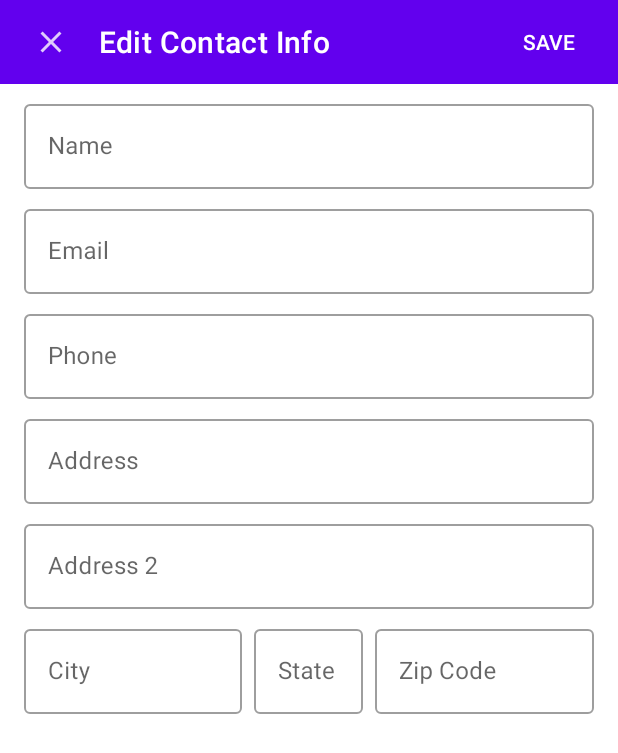
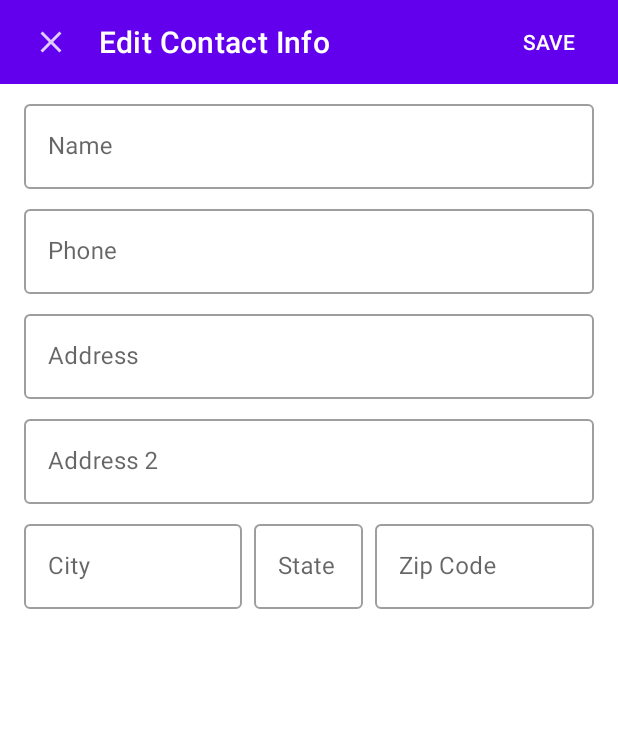
Before and after one commit to health-history-428/patient-app, an Android app: the InfoFragment screen opened directly, with no data from a screen before it, after a tap on "EDIT", on a phone screen of 412 x 824 dp. Shown: the top 753 px of the screen. Run offline under Robolectric (Android 15) with nearby library versions, the phone set to English and light mode, and no system bars; our stand-ins replace Dagger/Hilt's generated code, data binding; libraries missing offline, so code that uses them is left out: androidx.hilt.lifecycle; 11 statements that could not run were skipped.

Commit message:
remove email from view; start debugging with backend
fix missing body in requests
work on date formatting with gson

```diff
--- a/app/src/main/java/com/jacobgb24/healthhistory/api/ApiBuilder.kt
+++ b/app/src/main/java/com/jacobgb24/healthhistory/api/ApiBuilder.kt
@@ -1,6 +1,7 @@
 package com.jacobgb24.healthhistory.api
 
 import android.content.Context
+import com.google.gson.GsonBuilder
 import okhttp3.JavaNetCookieJar
 import okhttp3.OkHttpClient
 import okhttp3.logging.HttpLoggingInterceptor
@@ -32,11 +33,13 @@ object ApiBuilder {
                 .build()
         }
 
+    private val gson = GsonBuilder().setDateFormat("yyyy-MM-dd").create()
+
     private fun getRetrofit(ip: String, port: Int): Retrofit {
         val url = "http://%s:%d/".format(ip, port)
         return Retrofit.Builder()
             .baseUrl(url)
-            .addConverterFactory(GsonConverterFactory.create())
+            .addConverterFactory(GsonConverterFactory.create(gson))
             .client(client)
             .build()
     }
--- a/app/src/main/java/com/jacobgb24/healthhistory/api/ApiInterface.kt
+++ b/app/src/main/java/com/jacobgb24/healthhistory/api/ApiInterface.kt
@@ -29,17 +29,17 @@ interface ApiInterface {
     suspend fun getInsurance(): Insurance
 
     @POST("insurance")
-    suspend fun updateInsurance(insurance: Insurance): Insurance
+    suspend fun updateInsurance(@Body insurance: Insurance): Insurance
 
     @GET("patient_information")
     suspend fun getPatientInfo(): PatientInfo
 
     @POST("patient_information")
-    suspend fun updatePatientInfo(info: PatientInfo): PatientInfo
+    suspend fun updatePatientInfo(@Body info: PatientInfo): PatientInfo
 
     @GET("contact")
     suspend fun getContact(): Contact
 
     @POST("contact")
-    suspend fun updateContact(contact: Contact): Contact
+    suspend fun updateContact(@Body contact: Contact): Contact
 }
--- a/app/src/main/java/com/jacobgb24/healthhistory/api/MockApi.kt
+++ b/app/src/main/java/com/jacobgb24/healthhistory/api/MockApi.kt
@@ -71,7 +71,7 @@ class MockApi : ApiInterface {
 
     override suspend fun getContact(): Contact {
         return Contact(
-            User(3, 3, "contact-mock@api.com"),
+//            User(3, 3, "contact-mock@api.com"),
             Address("0 N 0 E", "", "Provo", "UT", (0..99999).random().toString().padStart(5, '0')),
             "(000) 123-4567", "John Doe"
         )
--- a/app/src/main/java/com/jacobgb24/healthhistory/model/Address.kt
+++ b/app/src/main/java/com/jacobgb24/healthhistory/model/Address.kt
@@ -12,6 +12,8 @@ data class Address(
     var zip_code: String = "",
 ) : Parcelable {
     override fun toString(): String {
+        if (address_1.isEmpty() && city.isEmpty() && state.isEmpty() && zip_code.isEmpty())
+            return ""
         return "$address_1\n$address_2${if (address_2.isNotEmpty()) "\n" else ""}$city, $state, $zip_code"
     }
 }
--- a/app/src/main/java/com/jacobgb24/healthhistory/model/Contact.kt
+++ b/app/src/main/java/com/jacobgb24/healthhistory/model/Contact.kt
@@ -5,7 +5,6 @@ import kotlinx.android.parcel.Parcelize
 
 @Parcelize
 data class Contact(
-    var user: User = User(),
     var address: Address = Address(),
     var phone: String = "",
     var name: String = ""
--- a/app/src/main/res/layout/dialog_edit_contact.xml
+++ b/app/src/main/res/layout/dialog_edit_contact.xml
@@ -74,21 +74,6 @@
                         android:inputType="textPersonName"
                         android:maxLength="1024"
                         android:text='@={viewmodel.contact.name}' />
-                </com.google.android.material.textfield.TextInputLayout>
-
-                <com.google.android.material.textfield.TextInputLayout
-                    android:id="@+id/contact_email"
-                    style="@style/Widget.MaterialComponents.TextInputLayout.OutlinedBox"
-                    android:layout_width="match_parent"
-                    android:layout_height="wrap_content"
-                    android:hint="Email"
-                    android:paddingHorizontal="16dp">
-
-                    <com.google.android.material.textfield.TextInputEditText
-                        android:layout_width="match_parent"
-                        android:layout_height="wrap_content"
-                        android:enabled="false"
-                        android:text='@={viewmodel.contact.user.email}' />
                 </com.google.android.material.textfield.TextInputLayout>
 
                 <com.google.android.material.textfield.TextInputLayout
--- a/app/src/main/res/layout/fragment_personal_info.xml
+++ b/app/src/main/res/layout/fragment_personal_info.xml
@@ -55,12 +55,6 @@
                     android:layout_height="wrap_content"
                     app:itemKey="Name:"
                     app:itemVal='@{viewmodel.contact.data.name ?? ""}' />
-
-                <com.jacobgb24.healthhistory.views.components.InfoItem
-                    android:layout_width="wrap_content"
-                    android:layout_height="wrap_content"
-                    app:itemKey="Email:"
-                    app:itemVal='@{viewmodel.contact.data.user.email ?? ""}' />
 
                 <com.jacobgb24.healthhistory.views.components.InfoItem
                     android:layout_width="wrap_content"
```
Also changed, not shown: app/src/main/java/com/jacobgb24/healthhistory/views/editdialogs/HealthInfoEditDialog.kt (+11 -4 lines).
